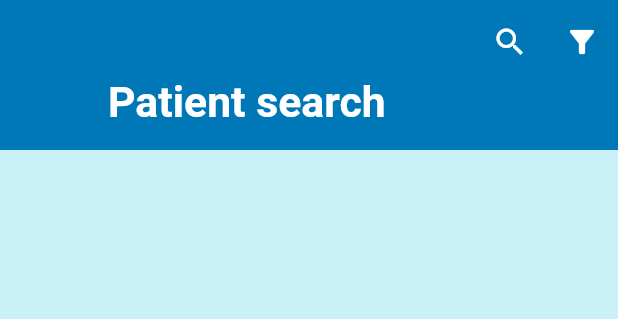
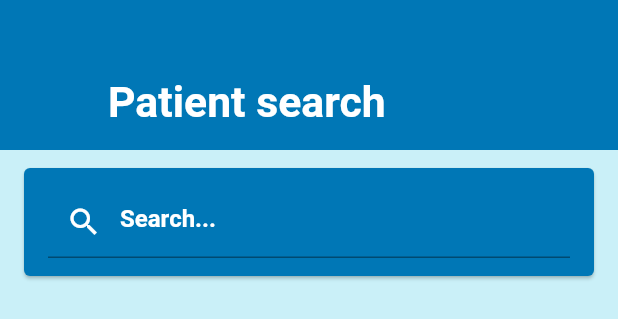
Before and after one commit to sachindayl/Surgery-support, a Flutter app: the PatientSearchView widget shown alone on an empty page, opened directly, on a phone screen of 412 x 824 dp. Shown: the top 319 px of the screen. Run offline on Flutter 3.47's test engine with Material 2 defaults, Android fonts, the phone set to English and light mode, and no system bars; our stand-ins replace cloud_firestore, dio, easy_localization, firebase_auth, firebase_core, modal_bottom_sheet and 2 more; accounts and stored records are empty.

Commit message:
added a search bar

```diff
--- a/lib/material/views/patient_search/patient_search_view.dart
+++ b/lib/material/views/patient_search/patient_search_view.dart
@@ -34,27 +34,28 @@ class _PatientSearchViewState extends State<PatientSearchView> {
                         style: Theme.of(context)
                             .textTheme
                             .headline4!
-                            .copyWith(color: Styles.white))),
-                actions: <Widget>[
-                  IconButton(
-                    icon: const Icon(Icons.search),
-                    tooltip: 'Search',
-                    onPressed: () {
-                      /* ... */
-                    },
+                            .copyWith(color: Styles.white))),),
+            SliverToBoxAdapter(
+              child: Padding(
+                padding: const EdgeInsets.symmetric(horizontal: 12.0, vertical: 8.0),
+                child: Card(
+                  color: Theme.of(context).primaryColor,
+                  child: Padding(
+                    padding: const EdgeInsets.symmetric(horizontal: 16.0, vertical: 12.0),
+                    child: TextField(
+                        style: TextStyle(color: Colors.white),
+                      decoration: InputDecoration(
+                          prefixIcon: Icon(Icons.search, color: Styles.white,),
+                          hintText: 'Search...',
+                        hintStyle: TextStyle(color: Colors.white),
+                      ),
+                      onChanged: (searchTerm) => context
+                          .read<PatientHistoryViewModel>()
+                          .setSearchTerm(searchTerm),
+                    ),
                   ),
-                  IconButton(
-                    icon: const Icon(Icons.filter_alt),
-                    tooltip: 'Search',
-                    onPressed: () {
-                      /* ... */
-                    },
-                  ),
-                ]),
-            SliverToBoxAdapter(
-              child: SizedBox(
-                height: 8.0,
-              ),
+                ),
+              )
             ),
             SliverList(
               delegate: SliverChildBuilderDelegate(
```
Also changed, not shown: 1 other file.
